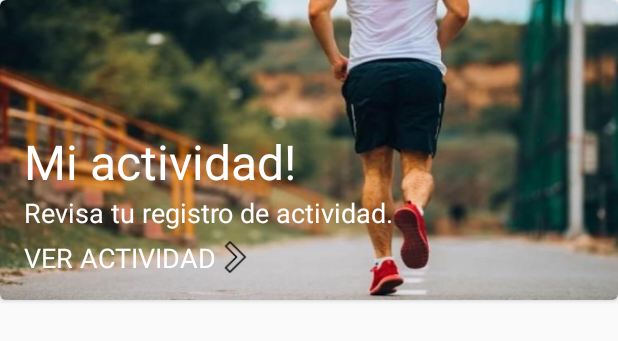
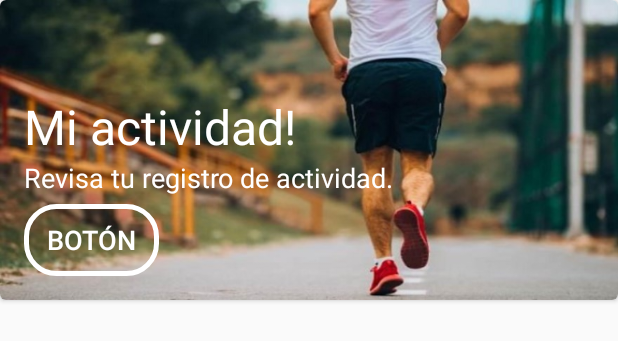
Before and after one commit to MicaelaFrias/grupo_602, an Android app: the layout cardview_picture.xml on its own in the app's theme, with its tools: preview values and no code run, on a phone screen of 412 x 824 dp. Shown: the top 341 px of the screen. Run offline under Robolectric (Android 15) with nearby library versions, the phone set to English and light mode, and no system bars.

```diff
--- a/Codigo/app/src/main/java/com/example/midiendodistanciasmobile/Models/Salida.java
+++ b/Codigo/app/src/main/java/com/example/midiendodistanciasmobile/Models/Salida.java
@@ -3,4 +3,9 @@ package com.example.midiendodistanciasmobile.Models;
 public class Salida {
 
     public int Id;
+    public Date fecha;
+    public Time horaSalida;
+    public Time horaRegreso;
+    public float distanciaMax;
+    public float distanciaRecorrida;
 }
--- a/Codigo/app/src/main/res/drawable/btn_rounded.xml
+++ b/Codigo/app/src/main/res/drawable/btn_rounded.xml
@@ -2,8 +2,8 @@
 <selector xmlns:android="http://schemas.android.com/apk/res/android">
     <item>
         <shape android:shape="rectangle">
-            <stroke android:color="@color/colorPrimaryDark" android:width="2dp" />
-            <solid android:color="@color/colorPrimaryDark"/>
+            <stroke android:color="@android:color/white" android:width="3dp" />
+<!--            <solid android:color="@color/colorPrimaryDark"/>-->
             <!--corners allow us to make the rounded corners button-->
             <corners android:radius="20dp" />
         </shape>
--- a/Codigo/app/src/main/res/layout/cardview_picture.xml
+++ b/Codigo/app/src/main/res/layout/cardview_picture.xml
@@ -5,7 +5,8 @@
     android:id="@+id/pictureCard"
     android:layout_width="match_parent"
     android:layout_height="@dimen/height_cardview"
-    cardview:cardCornerRadius="4dp">
+    cardview:cardCornerRadius="4dp"
+    android:layout_marginBottom="@dimen/activity_vertical_margin">
 
 
     <FrameLayout
@@ -50,21 +51,17 @@
             android:layout_height="wrap_content"
             android:layout_width="match_parent">
 
-            <TextView
-                android:layout_width="wrap_content"
-                android:layout_height="wrap_content"
-                android:text="VER ACTIVIDAD"
-                android:textColor="@android:color/white"
-                android:textSize="@dimen/card_description"
-                />
 
             <Button
                 android:id="@+id/card_button"
-                android:layout_width="24dp"
-                android:layout_height="24dp"
-                android:layout_gravity="center_horizontal"
-                android:background="@drawable/icon_card"
-
+                android:layout_width="wrap_content"
+                android:layout_height="wrap_content"
+                android:text="@string/card_label_button"
+                android:textColor="@android:color/white"
+                android:textSize="@dimen/card_description"
+                android:background="@drawable/btn_rounded"
+                android:paddingRight="15sp"
+                android:paddingLeft="15sp"
                 />
 
         </LinearLayout>
--- a/Codigo/app/src/main/res/values/strings.xml
+++ b/Codigo/app/src/main/res/values/strings.xml
@@ -19,4 +19,5 @@
     <string name="create_account">Crear cuenta</string>
     <string name="card_description">Revisa tu registro de actividad.</string>
     <string name="card_title">Mi actividad!</string>
+    <string name="card_label_button">Botón</string>
 </resources>
```
Also changed, not shown: Codigo/app/src/main/res/layout/activity_login.xml (+16 -17 lines).
